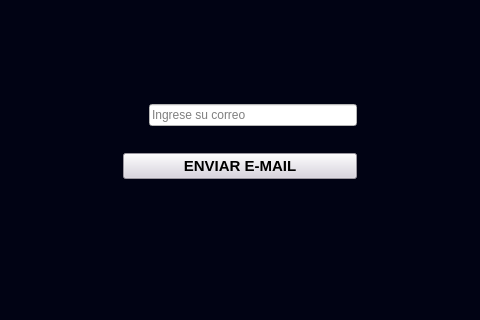
This is recuperacion_de_contrasenia.ui in braschmontini/ProyectoFinal_ITSV_4-C as Qt 5 draws it before an edit; both pictures show x 190 to 670 and y 184 to 504 of the 860 by 504 pixel window. The edited form follows.
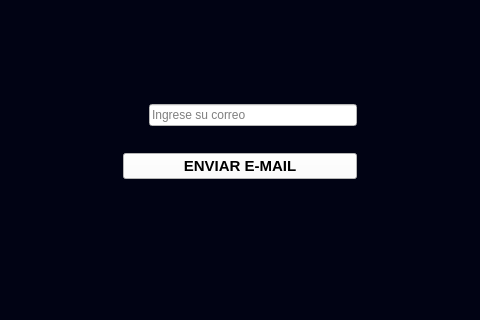
This is the edited form. Icons and pictures are not drawn.

Commit message: cambio efectivo de color en las interfaces

The edit to the form file:
```diff
--- a/recuperacion_de_contrasenia.ui
+++ b/recuperacion_de_contrasenia.ui
@@ -129,7 +129,8 @@
          </font>
         </property>
         <property name="styleSheet">
-         <string notr="true">background-color: rgb(215, 210, 223);</string>
+         <string notr="true">border-color: rgb(0, 0, 0);
+background-color: rgb(255, 255, 255);</string>
         </property>
         <property name="text">
          <string>ENVIAR E-MAIL</string>
```
The commit also changes 3 other files.
